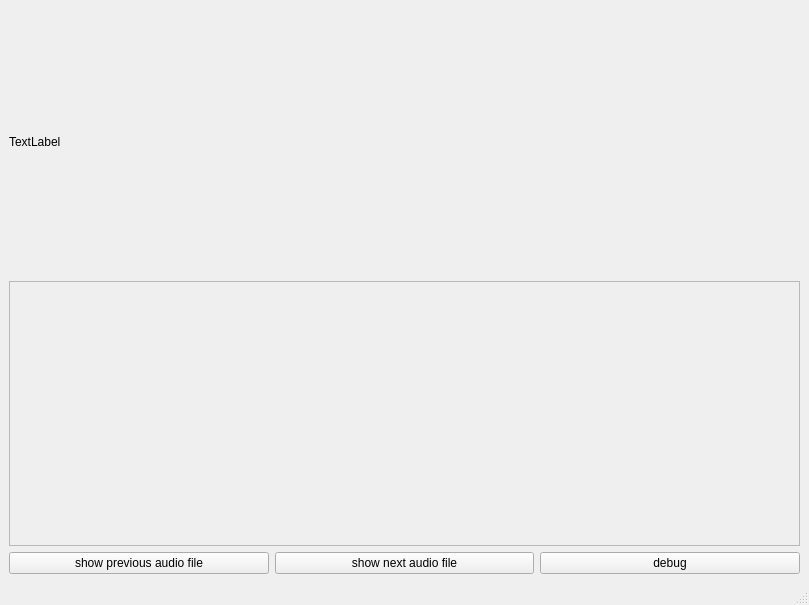
Qt form gui.ui (groakat/AudioTagger) before a commit.
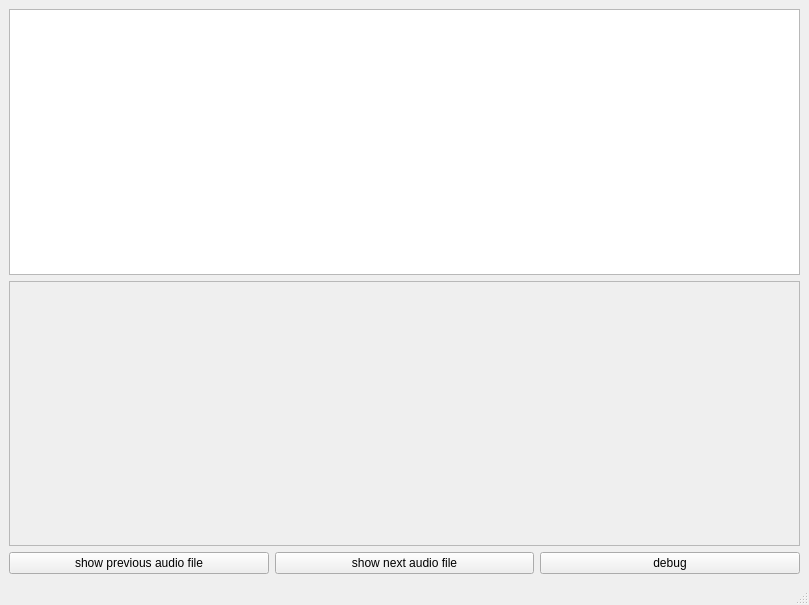
The same form after that commit.

Commit message: changed overview label into QGraphicsView

Diff of the .ui file:
```diff
--- a/gui.ui
+++ b/gui.ui
@@ -23,16 +23,13 @@
          <enum>QLayout::SetMinimumSize</enum>
         </property>
         <item>
-         <widget class="QLabel" name="label">
+         <widget class="QGraphicsView" name="gw_overview">
           <property name="sizePolicy">
            <sizepolicy hsizetype="Ignored" vsizetype="Ignored">
             <horstretch>0</horstretch>
             <verstretch>0</verstretch>
            </sizepolicy>
           </property>
-          <property name="text">
-           <string>TextLabel</string>
-          </property>
          </widget>
         </item>
        </layout>
```
Left out of the diff: 1 changed line with no effect on the pictures. The commit also changes 2 other files.
